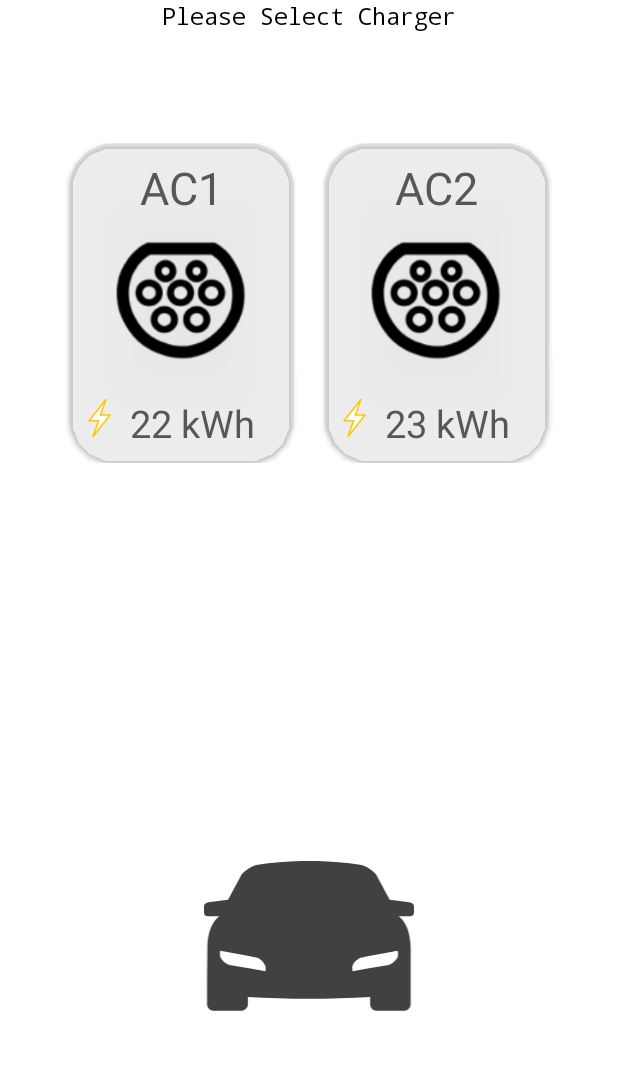
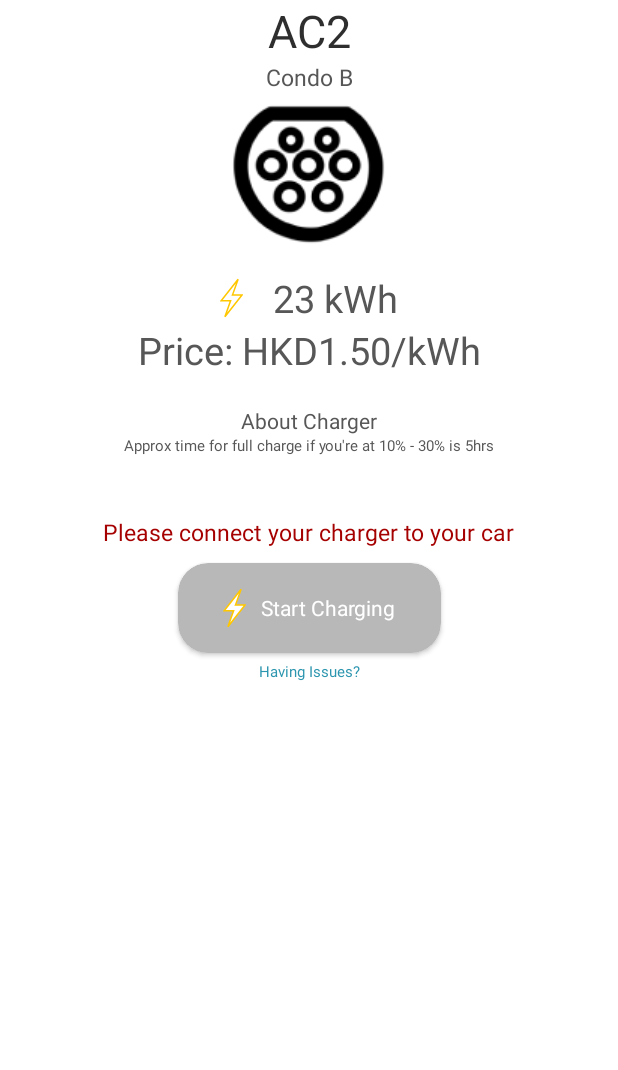
Before and after one commit to ernestang98/android-payment-app, an Android app: the screen it shows after launch (MainActivity before the commit, InfoActivity after it), after a tap on "AC2", on a phone screen of 412 x 824 dp, the part 150-1220 px from its top. Run offline under Robolectric (Android 15) with nearby library versions, the phone set to English and light mode, and no system bars.

Commit message:
Charger info activity

```diff
--- a/app/build.gradle
+++ b/app/build.gradle
@@ -38,4 +38,5 @@ dependencies {
     testImplementation 'junit:junit:4.+'
     androidTestImplementation 'androidx.test.ext:junit:1.1.3'
     androidTestImplementation 'androidx.test.espresso:espresso-core:3.4.0'
+    implementation 'com.google.code.gson:gson:2.8.7'
 }
--- a/app/src/main/java/tech/beepbeep/beept05/ChargerListAdapter.java
+++ b/app/src/main/java/tech/beepbeep/beept05/ChargerListAdapter.java
@@ -1,23 +1,28 @@
 package tech.beepbeep.beept05;
 
 import android.content.Context;
-import android.util.DisplayMetrics;
+import android.content.Intent;
+import android.os.Parcelable;
 import android.util.Log;
 import android.view.LayoutInflater;
 import android.view.View;
 import android.view.ViewGroup;
-import android.view.WindowManager;
 import android.widget.TextView;
 import androidx.annotation.NonNull;
 import androidx.cardview.widget.CardView;
 import androidx.recyclerview.widget.RecyclerView;
+import com.google.gson.Gson;
 
+import java.io.*;
 import java.util.List;
+
+// https://howtodoinjava.com/java/serialization/custom-serialization-readobject-writeobject/
+// https://stackoverflow.com/questions/8887197/reliably-convert-any-object-to-string-and-then-back-again/8887244
 
 public class ChargerListAdapter extends RecyclerView.Adapter<ChargerListAdapter.ViewHolder> {
 
     public static final String TAG = "ChargerListAdapter";
-    public Context context;
+    public static Context context;
     public static List<ChargerObject> listOfChargers;
     public ClickListener clickListener;
 
@@ -61,21 +66,13 @@ public class ChargerListAdapter extends RecyclerView.Adapter<ChargerListAdapter.
 
             TextView textView1 = itemView.findViewById(R.id.textView1);
             TextView textView11 = itemView.findViewById(R.id.textView11);
-            TextView textView2 = itemView.findViewById(R.id.textView2);
-            TextView textView22 = itemView.findViewById(R.id.textView22);
 
             CardView cardView1 = itemView.findViewById(R.id.chargerView1);
-            CardView cardView2 = itemView.findViewById(R.id.chargerView2);
             cardView1.setOnClickListener(new View.OnClickListener() {
                 @Override
                 public void onClick(View v) {
+                    startInfoPage(context, listOfChargers.get(firstHalf));
                     Log.i(TAG, "it be working, im position: " + firstHalf);
-                }
-            });
-            cardView2.setOnClickListener(new View.OnClickListener() {
-                @Override
-                public void onClick(View v) {
-                    Log.i(TAG, "it be working, im position: " + secondHalf);
                 }
             });
 
@@ -83,8 +80,18 @@ public class ChargerListAdapter extends RecyclerView.Adapter<ChargerListAdapter.
             textView11.setText(listOfChargers.get(firstHalf).getChargerPower());
 
             if (secondHalf < listOfChargers.size()) {
+                TextView textView2 = itemView.findViewById(R.id.textView2);
+                TextView textView22 = itemView.findViewById(R.id.textView22);
                 textView2.setText(listOfChargers.get(secondHalf).getChargerName());
                 textView22.setText(listOfChargers.get(secondHalf).getChargerPower());
+                CardView cardView2 = itemView.findViewById(R.id.chargerView2);
+                cardView2.setOnClickListener(new View.OnClickListener() {
+                    @Override
+                    public void onClick(View v) {
+                        startInfoPage(context, listOfChargers.get(secondHalf));
+                        Log.i(TAG, "it be working, im position: " + secondHalf);
+                    }
+                });
             } else {
                 itemView.findViewById(R.id.chargerView2).setVisibility(View.GONE);
                 itemView.findViewById(R.id.space).setVisibility(View.GONE);
@@ -93,4 +100,12 @@ public class ChargerListAdapter extends RecyclerView.Adapter<ChargerListAdapter.
         }
     }
 
+    public static void startInfoPage(Context context, ChargerObject data) {
+        Intent intent = new Intent(context, InfoActivity.class);
+        Gson gson = new Gson();
+        String stringData = gson.toJson(data);
+        intent.putExtra("data", stringData);
+        context.startActivity(intent);
+    }
+
 }
--- a/app/src/main/java/tech/beepbeep/beept05/ChargerObject.java
+++ b/app/src/main/java/tech/beepbeep/beept05/ChargerObject.java
@@ -1,6 +1,12 @@
 package tech.beepbeep.beept05;
 
-public class ChargerObject {
+import java.io.IOException;
+import java.io.ObjectInputStream;
+import java.io.ObjectOutputStream;
+import java.io.Serializable;
+import java.util.Date;
+
+public class ChargerObject implements Serializable {
     private String chargerName;
     private String chargerPower;
     private String chargerLocation;
@@ -59,4 +65,19 @@ public class ChargerObject {
     public void setChargerDescription(String chargerDescription) {
         this.chargerDescription = chargerDescription;
     }
+
+    @Override
+    public String toString() {
+        return "Charger Name: "
+                + this.chargerName
+                + ", Charger Power: "
+                + this.chargerPower
+                + ", Charger Location: "
+                + this.chargerLocation
+                + ", Charger Price: "
+                + this.chargerPrice
+                + ", Charger Description: "
+                + this.chargerDescription;
+    }
+
 }
--- /dev/null
+++ b/app/src/main/java/tech/beepbeep/beept05/InfoActivity.java
@@ -0,0 +1,48 @@
+package tech.beepbeep.beept05;
+
+import android.annotation.SuppressLint;
+import android.content.Intent;
+import android.util.Log;
+import android.widget.TextView;
+import androidx.appcompat.app.AppCompatActivity;
+import android.os.Bundle;
+import com.google.gson.Gson;
+
+import java.io.ByteArrayInputStream;
+import java.io.ObjectInputStream;
+
+public class InfoActivity extends AppCompatActivity {
+
+    private TextView chargerName;
+    private TextView chargerLocation;
+    private TextView chargerPower;
+    private TextView chargerPrice;
+    private TextView chargerDescription;
+
+    @SuppressLint("SetTextI18n")
+    @Override
+    protected void onCreate(Bundle savedInstanceState) {
+        super.onCreate(savedInstanceState);
+        setContentView(R.layout.activity_info);
+        Intent intent = getIntent();
+        String jsonData = intent.getStringExtra("data");
+        Gson gson = new Gson();
+        ChargerObject chargerObject = gson.fromJson(jsonData, ChargerObject.class);
+        System.out.println(chargerObject);
+
+        chargerName = findViewById(R.id.textView3);
+        chargerName.setText(chargerObject.getChargerName());
+
+        chargerLocation = findViewById(R.id.textView4);
+        chargerLocation.setText(chargerObject.getChargerLocation());
+
+        chargerPower = findViewById(R.id.textView11);
+        chargerPower.setText(chargerObject.getChargerPower());
+
+        chargerPrice = findViewById(R.id.textView5);
+        chargerPrice.setText("Price: " + chargerObject.getChargerPrice());
+
+        chargerDescription = findViewById(R.id.textView10);
+        chargerDescription.setText(chargerObject.getChargerDescription());
+    }
+}
--- a/app/src/main/java/tech/beepbeep/beept05/MainActivity.java
+++ b/app/src/main/java/tech/beepbeep/beept05/MainActivity.java
@@ -30,6 +30,7 @@ import java.util.Arrays;
 import java.util.List;
 import java.util.UUID;
 
+// https://stackoverflow.com/questions/37621934/inflateexception-binary-xml-file-line-8-error-inflating-class-imageview
 // https://code.luasoftware.com/tutorials/android/android-use-recylerview-as-viewpager/
 
 public class MainActivity extends AppCompatActivity {
--- /dev/null
+++ b/app/src/main/res/layout/activity_info.xml
@@ -0,0 +1,123 @@
+<?xml version="1.0" encoding="utf-8"?>
+<androidx.constraintlayout.widget.ConstraintLayout
+        xmlns:android="http://schemas.android.com/apk/res/android"
+        xmlns:tools="http://schemas.android.com/tools"
+        xmlns:app="http://schemas.android.com/apk/res-auto"
+        android:layout_width="match_parent"
+        android:layout_height="match_parent"
+        tools:context=".InfoActivity" android:background="#FFFFFF">
+
+    <ImageView
+            android:id="@+id/header2"
+            android:layout_width="0dp"
+            android:layout_height="100dp"
+            app:layout_constraintEnd_toEndOf="parent"
+            app:layout_constraintStart_toStartOf="parent"
+            app:srcCompat="@drawable/header_logo"
+            app:layout_constraintHorizontal_bias="1.0"
+            android:background="@color/white"
+            app:layout_constraintTop_toTopOf="parent"/>
+    <TextView
+            android:text="AC1"
+            android:layout_width="wrap_content"
+            android:layout_height="wrap_content" android:id="@+id/textView3" app:layout_constraintEnd_toEndOf="parent"
+            app:layout_constraintStart_toStartOf="parent"
+            app:layout_constraintTop_toBottomOf="@+id/header2" android:textSize="30dp"
+            android:textColor="@color/darker_gray"/>
+    <TextView
+            android:text="at Condo B"
+            android:layout_width="wrap_content"
+            android:layout_height="wrap_content" android:id="@+id/textView4" app:layout_constraintEnd_toEndOf="parent"
+            app:layout_constraintStart_toStartOf="parent"
+            app:layout_constraintTop_toBottomOf="@+id/textView3" android:textSize="15dp"
+            android:textColor="@color/dark_gray"/>
+    <ImageView
+            android:layout_width="wrap_content"
+            android:layout_height="wrap_content"
+            android:src="@drawable/charger_unit"
+            android:id="@+id/imageView3" app:layout_constraintEnd_toEndOf="parent"
+            app:layout_constraintStart_toStartOf="parent"
+            app:layout_constraintTop_toBottomOf="@+id/textView4"/>
+    <LinearLayout
+            android:orientation="horizontal"
+            android:layout_width="wrap_content"
+            android:layout_height="wrap_content"
+            app:layout_constraintTop_toBottomOf="@+id/imageView3" android:id="@+id/linearLayout"
+            app:layout_constraintEnd_toEndOf="parent" app:layout_constraintStart_toStartOf="parent"
+            android:gravity="center_horizontal|center_vertical">
+        <ImageView
+                android:layout_width="wrap_content"
+                android:layout_height="wrap_content"
+                app:srcCompat="@drawable/ic_lightning"
+                android:id="@+id/imageView11"
+                android:layout_weight="1" android:layout_marginRight="10dp" android:layout_marginEnd="10dp"/>
+        <TextView
+                android:text="22 kWh"
+                android:layout_width="wrap_content"
+                android:layout_height="wrap_content"
+                android:id="@+id/textView11"
+                android:layout_weight="1"
+                android:textSize="25dp" android:textColor="@color/dark_gray" android:layout_marginLeft="10dp"
+                android:layout_marginStart="10dp"/>
+    </LinearLayout>
+    <TextView
+            android:text="Price: HKD1.50/kWh"
+            android:layout_width="wrap_content"
+            android:layout_height="wrap_content" android:id="@+id/textView5" app:layout_constraintEnd_toEndOf="parent"
+            app:layout_constraintStart_toStartOf="parent"
+            app:layout_constraintTop_toBottomOf="@+id/linearLayout" android:textSize="25dp"
+            android:textColor="@color/dark_gray"/>
+    <TextView
+            android:text="About Charger"
+            android:layout_width="wrap_content"
+            android:layout_height="wrap_content" android:id="@+id/textView6" app:layout_constraintEnd_toEndOf="parent"
+            app:layout_constraintStart_toStartOf="parent"
+            app:layout_constraintTop_toBottomOf="@+id/textView5"
+            android:textColor="@color/dark_gray" android:layout_marginTop="20dp"/>
+    <TextView
+            android:text="Approx time for full charge if you're at 10%-30% is 5hrs"
+            android:layout_width="wrap_content"
+            android:layout_height="wrap_content" android:id="@+id/textView10" app:layout_constraintEnd_toEndOf="parent"
+            app:layout_constraintStart_toStartOf="parent"
+            app:layout_constraintHorizontal_bias="0.501" app:layout_constraintTop_toBottomOf="@+id/textView6"
+            android:textSize="10dp" android:textColor="@color/dark_gray"/>
+    <TextView
+            android:text="Please connect your charger to your car"
+            android:layout_width="wrap_content"
+            android:layout_height="wrap_content" android:id="@+id/textView12"
+            android:textSize="15dp" android:layout_margin="40dp"
+            app:layout_constraintStart_toStartOf="parent" app:layout_constraintEnd_toEndOf="parent"
+            android:textColor="#A60101"
+            app:layout_constraintTop_toBottomOf="@+id/textView10"/>
+    <androidx.cardview.widget.CardView
+            android:layout_width="wrap_content"
+            android:layout_height="wrap_content"
+            app:layout_constraintEnd_toEndOf="parent" app:layout_constraintStart_toStartOf="parent"
+            app:cardCornerRadius="20dp" app:cardBackgroundColor="@color/gray" android:background="@color/gray"
+            app:layout_constraintTop_toBottomOf="@+id/textView12" android:id="@+id/cardView2"
+            android:layout_marginTop="10dp">
+        <LinearLayout android:layout_width="wrap_content" android:layout_height="60dp" android:paddingLeft="30dp"
+                      android:paddingRight="30dp">
+            <ImageView
+                    android:layout_width="wrap_content"
+                    android:layout_height="wrap_content"
+                    app:srcCompat="@drawable/ic_lightning"
+                    android:id="@+id/imageView4"
+                    android:layout_weight="1" android:layout_marginRight="10dp" android:layout_marginEnd="10dp"
+                    android:layout_gravity="center"/>
+            <TextView
+                    android:textAlignment="center"
+                    android:text="Start Charging"
+                    android:layout_width="wrap_content"
+                    android:layout_height="wrap_content" android:id="@+id/textView8"
+                    android:layout_gravity="center" android:textColor="#FFFFFF" android:textSize="14dp"/>
+        </LinearLayout>
+    </androidx.cardview.widget.CardView>
+    <TextView
+            android:text="Having Issues?"
+            android:layout_width="wrap_content"
+            android:layout_height="wrap_content" android:id="@+id/textView13" app:layout_constraintEnd_toEndOf="parent"
+            app:layout_constraintStart_toStartOf="parent"
+            android:textSize="10dp" android:layout_margin="5dp"
+            android:textColor="@color/blue" app:layout_constraintTop_toBottomOf="@+id/cardView2"/>
+</androidx.constraintlayout.widget.ConstraintLayout>
--- a/app/src/main/res/values/colors.xml
+++ b/app/src/main/res/values/colors.xml
@@ -10,4 +10,6 @@
     <color name="beep">#058b8e</color>
     <color name="gray">#B8B8B8</color>
     <color name="dark_gray">#575757</color>
+    <color name="darker_gray">#2E2E2E</color>
+    <color name="blue">#2D96AF</color>
 </resources>
```
Also changed, not shown: app/src/main/AndroidManifest.xml (+10 -2 lines).
